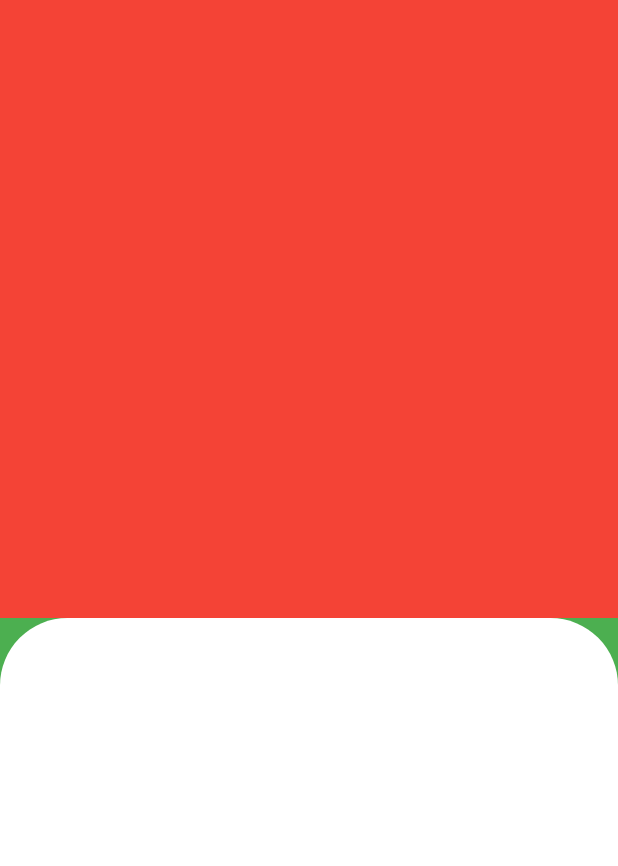
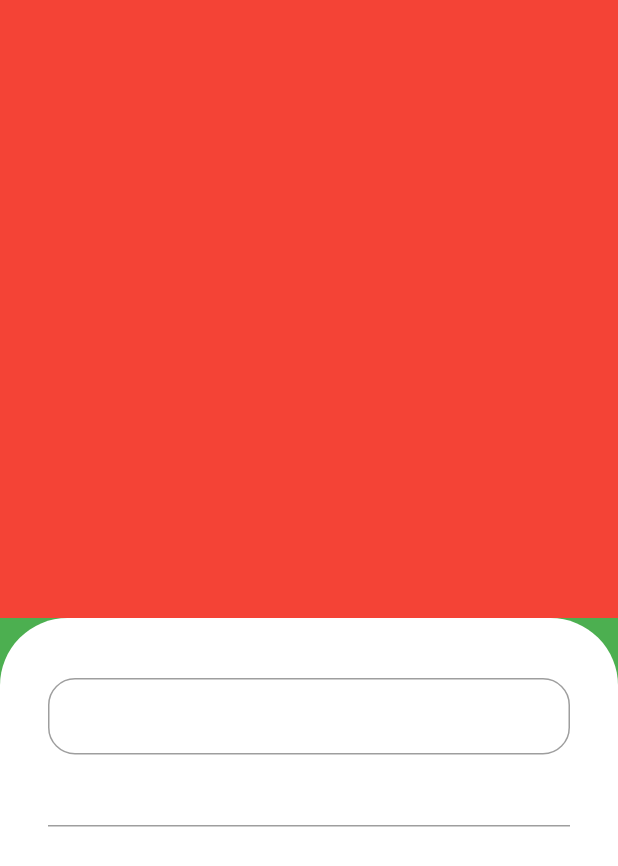
Before and after one commit to estelson/greengrocer, a Flutter app: the screen it shows after launch, on a phone screen of 412 x 824 dp. Shown: the top 866 px of the screen. Run offline on Flutter 3.47's test engine with Material 2 defaults, Android fonts, the phone set to English and light mode, and no system bars.

Commit message:
Adicionando campos de email e senha na tela de signin

```diff
--- a/lib/main.dart
+++ b/lib/main.dart
@@ -14,7 +14,7 @@ class MyApp extends StatelessWidget {
     return MaterialApp(
       title: 'Flutter Demo',
       theme: ThemeData(
-        primarySwatch: Colors.blue,
+        primarySwatch: Colors.green,
       ),
       debugShowCheckedModeBanner: false,
       home: const SignInScreen(),
--- a/lib/src/auth/sign_in_screen.dart
+++ b/lib/src/auth/sign_in_screen.dart
@@ -17,11 +17,29 @@ class SignInScreen extends StatelessWidget {
         ),
         Expanded(
           child: Container(
+            padding: EdgeInsets.symmetric(
+              horizontal: 32,
+              vertical: 40,
+            ),
             decoration: BoxDecoration(
               color: Colors.white,
-              borderRadius: BorderRadius.vertical(
-                top: Radius.circular(45)
-              ),
+              borderRadius: BorderRadius.vertical(top: Radius.circular(45)),
+            ),
+            child: Column(
+              children: [
+                // Email
+                TextFormField(
+                  decoration: InputDecoration(
+                    isDense: true,
+                    border: OutlineInputBorder(
+                      borderRadius: BorderRadius.circular(18),
+                    ),
+                  ),
+                ),
+
+                // Senha
+                TextFormField(),
+              ],
             ),
           ),
         ),
```
Also changed, not shown: 1 other file.
